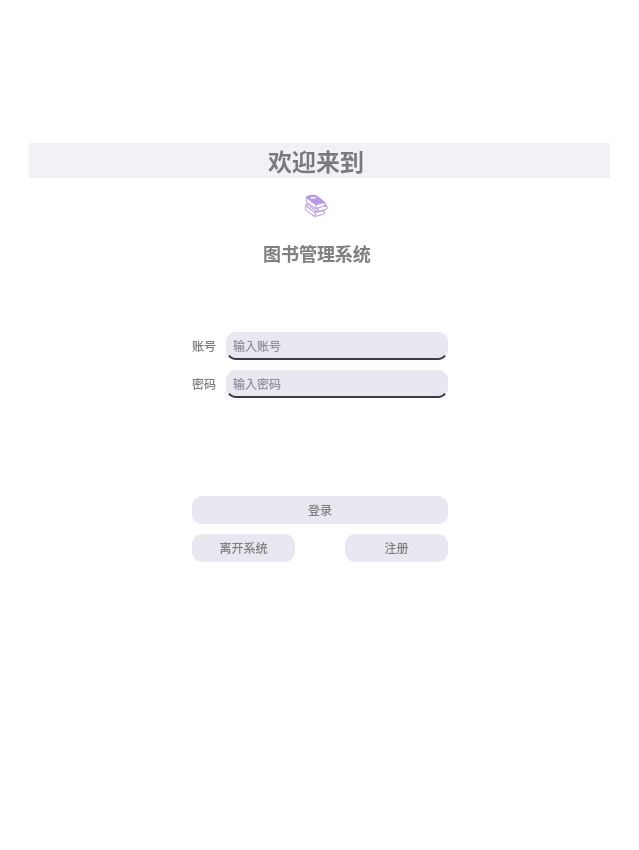
Old version of the form class/图书管理系统3/登录界面完美.ui in the repository QLluck/python.
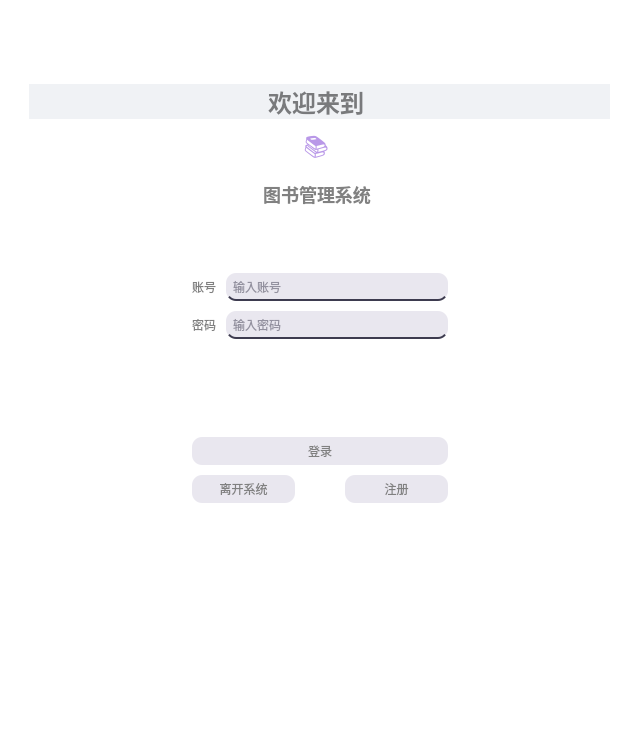
New version of the form.

```diff
--- a/class/图书管理系统3/登录界面完美.ui
+++ b/class/图书管理系统3/登录界面完美.ui
@@ -7,7 +7,7 @@
     <x>0</x>
     <y>0</y>
     <width>639</width>
-    <height>850</height>
+    <height>732</height>
    </rect>
   </property>
   <property name="sizePolicy">
```
